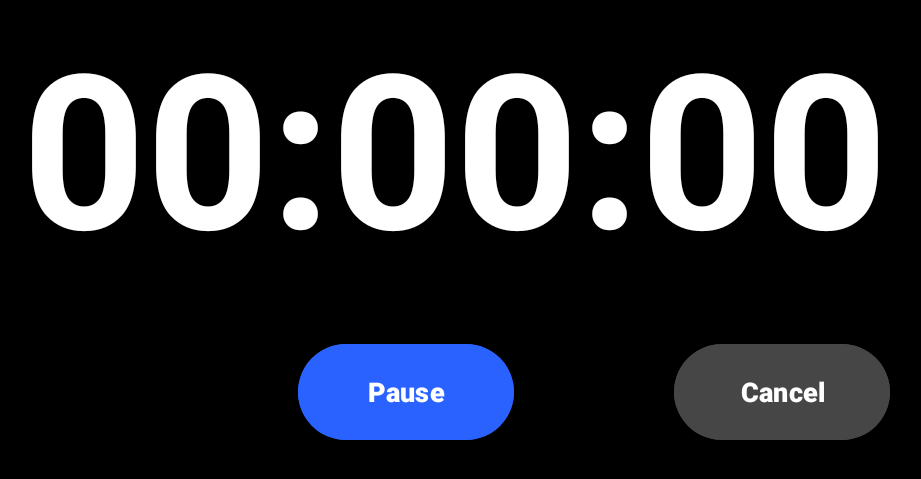
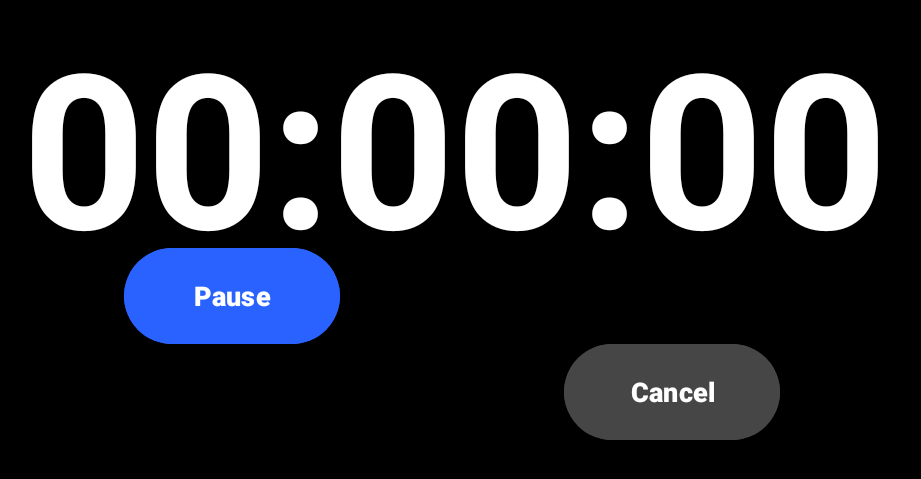
Before and after one commit to ShivamKumarPTU/Full_Screen_Timer, an Android app: the TimerScreen screen opened directly, with no data from a screen before it, on a phone screen of 824 x 412 dp (held sideways). Shown: the top 479 px of the screen, without its empty margins (25-946 px from the left). Run offline under Robolectric (Android 15) with nearby library versions, the light colour scheme and no system bars; 1 statement that could not run was skipped.

Commit message:
Commit this change

```diff
--- a/app/src/main/res/layout/activity_timer_screen.xml
+++ b/app/src/main/res/layout/activity_timer_screen.xml
@@ -28,9 +28,6 @@
         android:id="@+id/button"
         android:layout_width="144dp"
         android:layout_height="72dp"
-        android:layout_marginStart="189dp"
-        android:layout_marginTop="64dp"
-        android:layout_marginEnd="32dp"
         android:backgroundTint="#2962FF"
         android:text="Pause"
         android:textColor="#FFFFFF"
```
